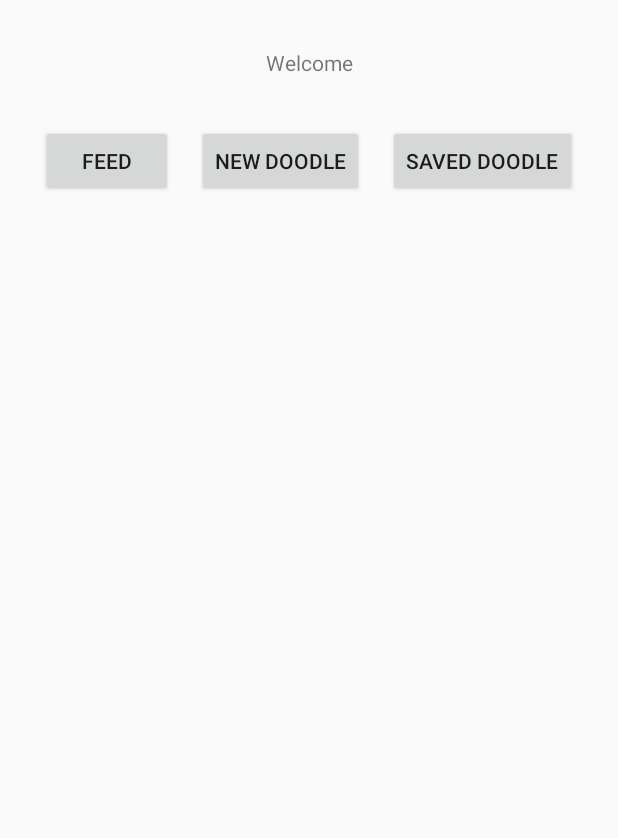
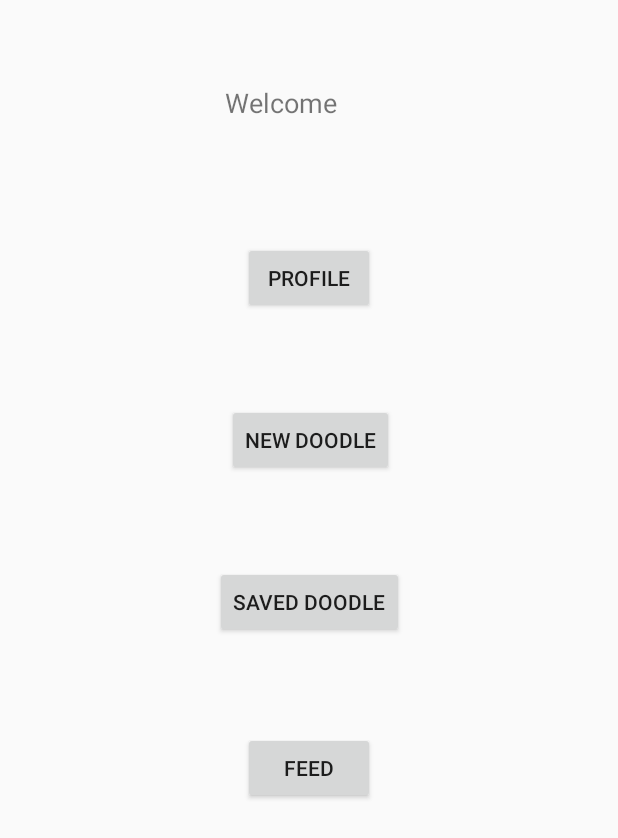
Before and after one commit to ichimichi/Collaborative-Doodling, an Android app: the layout activity_main.xml on its own in the app's theme, with its tools: preview values and no code run, on a phone screen of 412 x 824 dp. Shown: the top 838 px of the screen. Run offline under Robolectric (Android 15) with nearby library versions, the phone set to English and light mode, and no system bars.

Commit message:
Changed the layout of activity_main

```diff
--- a/app/src/main/res/layout/activity_main.xml
+++ b/app/src/main/res/layout/activity_main.xml
@@ -7,44 +7,60 @@
     android:layout_height="match_parent"
     tools:context=".activity.MainActivity">
 
-    <LinearLayout
-        android:layout_width="wrap_content"
-        android:layout_height="wrap_content"
-        app:layout_constraintTop_toBottomOf="@+id/titleTV"
-        app:layout_constraintEnd_toEndOf="parent"
-        android:layout_marginEnd="8dp"
-        app:layout_constraintStart_toStartOf="parent"
-        android:layout_marginStart="8dp"
-        android:orientation="horizontal" android:layout_marginTop="32dp">
+    <!--<LinearLayout-->
+        <!--android:layout_width="wrap_content"-->
+        <!--android:layout_height="248dp"-->
+        <!--app:layout_constraintTop_toBottomOf="@+id/titleTV"-->
+        <!--app:layout_constraintEnd_toEndOf="parent"-->
+        <!--android:layout_marginEnd="8dp"-->
+        <!--app:layout_constraintStart_toStartOf="parent"-->
+        <!--android:layout_marginStart="8dp"-->
+        <!--android:orientation="horizontal" android:layout_marginTop="272dp" app:layout_constraintHorizontal_bias="0.392">-->
+    <!--</LinearLayout>-->
+    <TextView
+        android:text="Welcome"
+        android:layout_width="112dp"
+        android:layout_height="29dp"
+        android:id="@+id/titleTV"
+        android:layout_marginTop="56dp"
+        app:layout_constraintTop_toTopOf="parent" app:layout_constraintEnd_toEndOf="parent"
+        android:layout_marginEnd="8dp" app:layout_constraintStart_toStartOf="parent" android:layout_marginStart="8dp"
+        android:textSize="18sp"/>
 
     <Button
         android:text="Feed"
         android:layout_width="wrap_content"
         android:layout_height="wrap_content"
         android:id="@+id/feedBtn"
-            android:layout_marginEnd="8dp"
-            android:layout_marginStart="8dp"/>
+        android:layout_marginTop="60dp"
+        app:layout_constraintTop_toBottomOf="@+id/savedDoodleBtn" app:layout_constraintEnd_toEndOf="parent"
+        android:layout_marginEnd="8dp" app:layout_constraintStart_toStartOf="parent" android:layout_marginStart="8dp"
+        android:layout_marginBottom="8dp" app:layout_constraintBottom_toBottomOf="parent"
+        app:layout_constraintHorizontal_bias="0.501" app:layout_constraintVertical_bias="0.01"/>
+    <Button
+        android:text="Profile"
+        android:layout_width="wrap_content"
+        android:layout_height="wrap_content"
+        android:id="@+id/profileBtn"
+        android:layout_marginTop="76dp"
+        app:layout_constraintTop_toBottomOf="@+id/titleTV" app:layout_constraintStart_toStartOf="parent"
+        android:layout_marginStart="8dp" app:layout_constraintEnd_toEndOf="parent" android:layout_marginEnd="8dp"/>
 
     <Button
         android:text="New Doodle"
         android:layout_width="wrap_content"
         android:layout_height="wrap_content"
         android:id="@+id/newDoodleBtn"
-            android:layout_marginEnd="8dp"
-            android:layout_marginStart="8dp"/>
+        android:layout_marginTop="60dp"
+        app:layout_constraintTop_toBottomOf="@+id/profileBtn" app:layout_constraintStart_toStartOf="parent"
+        android:layout_marginStart="8dp" app:layout_constraintEnd_toEndOf="parent" android:layout_marginEnd="8dp"
+        app:layout_constraintHorizontal_bias="0.503"/>
     <Button
         android:text="Saved Doodle"
         android:layout_width="wrap_content"
         android:layout_height="wrap_content"
         android:id="@+id/savedDoodleBtn"
-            android:layout_marginEnd="8dp"
-            android:layout_marginStart="8dp"/>
-    </LinearLayout>
-    <TextView
-        android:text="Welcome"
-        android:layout_width="wrap_content"
-        android:layout_height="wrap_content"
-        android:id="@+id/titleTV" android:layout_marginTop="32dp" app:layout_constraintTop_toTopOf="parent"
-        app:layout_constraintStart_toStartOf="parent" android:layout_marginStart="8dp"
-        app:layout_constraintEnd_toEndOf="parent" android:layout_marginEnd="8dp"/>
+        android:layout_marginTop="60dp"
+        app:layout_constraintTop_toBottomOf="@+id/newDoodleBtn" app:layout_constraintStart_toStartOf="parent"
+        android:layout_marginStart="8dp" app:layout_constraintEnd_toEndOf="parent" android:layout_marginEnd="8dp"/>
 </androidx.constraintlayout.widget.ConstraintLayout>
--- /dev/null
+++ b/app/src/main/res/layout/activity_saved_doodle.xml
@@ -0,0 +1,10 @@
+<?xml version="1.0" encoding="utf-8"?>
+<androidx.constraintlayout.widget.ConstraintLayout
+    xmlns:android="http://schemas.android.com/apk/res/android"
+    xmlns:tools="http://schemas.android.com/tools"
+    xmlns:app="http://schemas.android.com/apk/res-auto"
+    android:layout_width="match_parent"
+    android:layout_height="match_parent"
+    tools:context=".activity.SavedDoodleActivity">
+
+</androidx.constraintlayout.widget.ConstraintLayout>
```
Lines whose indentation alone changed are shown as unchanged.
